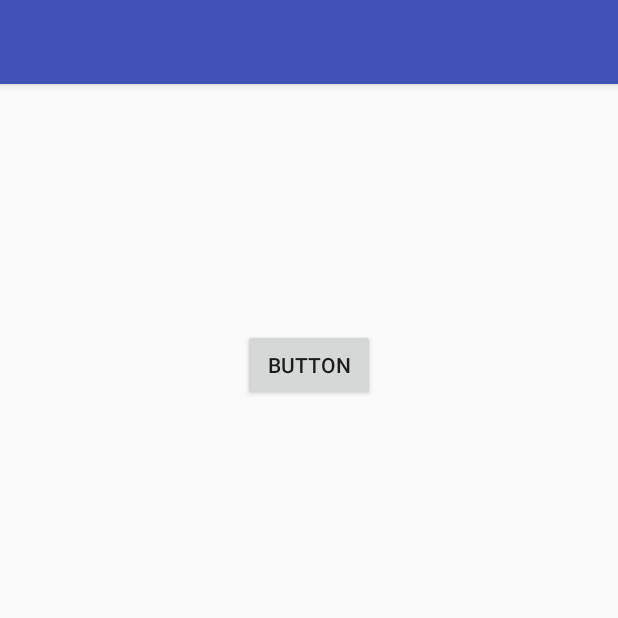
After one commit to jmatholia/standbyme, an Android app: the Ringtone screen opened directly, with no data from a screen before it, on a phone screen of 412 x 824 dp, the top half of it. The commit adds this screen. Run offline under Robolectric (Android 15) with nearby library versions, the phone set to English and light mode, and no system bars.

Commit message:
tts and ringtone

```diff
--- /dev/null
+++ b/app/src/main/java/com/fbhacks/standbyme/Ringtone.java
@@ -0,0 +1,32 @@
+package com.fbhacks.standbyme;
+
+import android.app.Activity;
+import android.media.MediaPlayer;
+import android.os.Bundle;
+import android.view.Menu;
+import android.view.View;
+import android.view.View.OnClickListener;
+import android.widget.Button;
+
+
+public class Ringtone extends Activity {
+
+    @Override
+    protected void onCreate(Bundle savedInstanceState) {
+        super.onCreate(savedInstanceState);
+        setContentView(R.layout.activity_ringtone);
+
+        Button one = (Button)this.findViewById(R.id.button5);
+        final MediaPlayer mp = MediaPlayer.create(this, R.raw.bell);
+        one.setOnClickListener(new OnClickListener(){
+
+            public void onClick(View v) {
+                mp.start();
+            }
+        });
+    }
+
+
+
+
+}
--- /dev/null
+++ b/app/src/main/res/layout/activity_ringtone.xml
@@ -0,0 +1,26 @@
+<?xml version="1.0" encoding="utf-8"?>
+<android.support.design.widget.CoordinatorLayout xmlns:android="http://schemas.android.com/apk/res/android"
+    xmlns:app="http://schemas.android.com/apk/res-auto"
+    xmlns:tools="http://schemas.android.com/tools"
+    android:layout_width="match_parent"
+    android:layout_height="match_parent"
+    android:fitsSystemWindows="true"
+    tools:context="com.fbhacks.standbyme.Ringtone">
+
+    <android.support.design.widget.AppBarLayout
+        android:layout_width="match_parent"
+        android:layout_height="wrap_content"
+        android:theme="@style/AppTheme.AppBarOverlay">
+
+        <android.support.v7.widget.Toolbar
+            android:id="@+id/toolbar"
+            android:layout_width="match_parent"
+            android:layout_height="?attr/actionBarSize"
+            android:background="?attr/colorPrimary"
+            app:popupTheme="@style/AppTheme.PopupOverlay" />
+
+    </android.support.design.widget.AppBarLayout>
+
+    <include layout="@layout/content_ringtone" />
+
+</android.support.design.widget.CoordinatorLayout>
--- /dev/null
+++ b/app/src/main/res/layout/content_ringtone.xml
@@ -0,0 +1,24 @@
+<?xml version="1.0" encoding="utf-8"?>
+<RelativeLayout xmlns:android="http://schemas.android.com/apk/res/android"
+    xmlns:app="http://schemas.android.com/apk/res-auto"
+    xmlns:tools="http://schemas.android.com/tools"
+    android:id="@+id/content_ringtone"
+    android:layout_width="match_parent"
+    android:layout_height="match_parent"
+    android:paddingBottom="@dimen/activity_vertical_margin"
+    android:paddingLeft="@dimen/activity_horizontal_margin"
+    android:paddingRight="@dimen/activity_horizontal_margin"
+    android:paddingTop="@dimen/activity_vertical_margin"
+    app:layout_behavior="@string/appbar_scrolling_view_behavior"
+    tools:context="com.fbhacks.standbyme.Ringtone"
+    tools:showIn="@layout/activity_ringtone">
+
+    <Button
+        android:text="Button"
+        android:layout_width="wrap_content"
+        android:layout_height="wrap_content"
+        android:layout_alignParentTop="true"
+        android:layout_centerHorizontal="true"
+        android:layout_marginTop="147dp"
+        android:id="@+id/button5" />
+</RelativeLayout>
--- a/app/src/main/res/values/strings.xml
+++ b/app/src/main/res/values/strings.xml
@@ -3,4 +3,8 @@
     <string name="title_activity_dummy_home">DummyHome</string>
     <string name="title_activity_make_phone_call">MakePhoneCall</string>
     <string name="title_activity_geo_location">GeoLocation</string>
+    <string name="title_activity_speech">Speech</string>
+    <string name="title_activity_txt_speech">TxtSpeech</string>
+    <string name="title_activity_text">Text</string>
+    <string name="title_activity_ringtone">Ringtone</string>
 </resources>
```
Also changed, not shown: app/src/main/AndroidManifest.xml (+26 -4 lines), app/src/main/java/com/fbhacks/standbyme/DummyHome.java (+12 -2 lines), app/src/main/java/com/fbhacks/standbyme/Text.java (added, +100 -0 lines), app/src/main/res/layout/activity_text.xml (added, +26 -0 lines), app/src/main/res/layout/content_dummy_home.xml (+10 -0 lines), app/src/main/res/layout/content_text.xml (added, +16 -0 lines), 2 other files.
